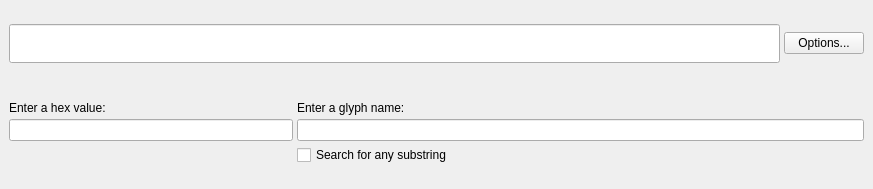
adamb924/UnicodeInput, file mainwindow.ui: the form before one commit.
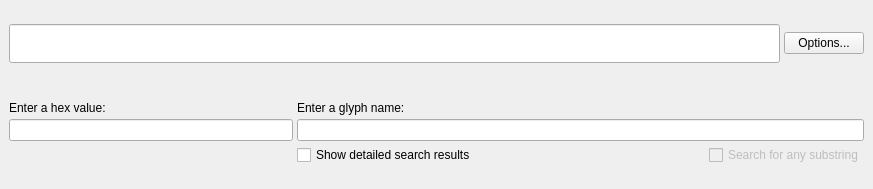
The form after the commit. Custom widgets are drawn as their Qt base class.

Patch:
```diff
--- a/mainwindow.ui
+++ b/mainwindow.ui
@@ -114,9 +114,9 @@
       <item row="2" column="1">
        <layout class="QHBoxLayout" name="horizontalLayout_2">
         <item>
-         <widget class="QCheckBox" name="substringSearch">
+         <widget class="QCheckBox" name="detailedResults">
           <property name="text">
-           <string>Search for any substring</string>
+           <string>Show detailed search results</string>
           </property>
          </widget>
         </item>
@@ -133,6 +133,16 @@
           </property>
          </spacer>
         </item>
+        <item>
+         <widget class="QCheckBox" name="substringSearch">
+          <property name="enabled">
+           <bool>false</bool>
+          </property>
+          <property name="text">
+           <string>Search for any substring</string>
+          </property>
+         </widget>
+        </item>
        </layout>
       </item>
       <item row="1" column="0">
```
